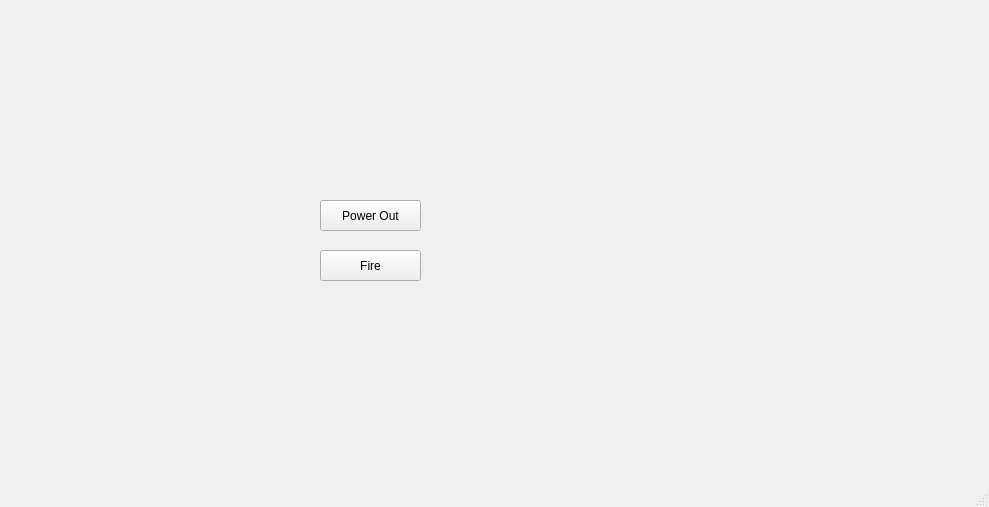
This is mainwindow.ui in mars-cadieux/elevator-simulator as Qt 5 draws it before an edit. The edited form follows.
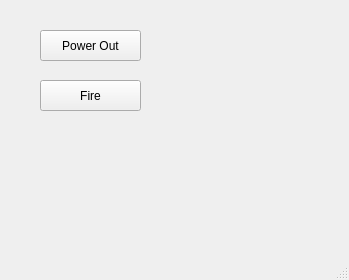
This is the edited form.

Diff of the .ui file:
```diff
--- a/mainwindow.ui
+++ b/mainwindow.ui
@@ -6,8 +6,8 @@
    <rect>
     <x>0</x>
     <y>0</y>
-    <width>989</width>
-    <height>507</height>
+    <width>349</width>
+    <height>280</height>
    </rect>
   </property>
   <property name="windowTitle">
@@ -17,8 +17,8 @@
    <widget class="QPushButton" name="powerOutButton">
     <property name="geometry">
      <rect>
-      <x>320</x>
-      <y>200</y>
+      <x>40</x>
+      <y>30</y>
       <width>101</width>
       <height>31</height>
      </rect>
@@ -30,8 +30,8 @@
    <widget class="QPushButton" name="fireButton">
     <property name="geometry">
      <rect>
-      <x>320</x>
-      <y>250</y>
+      <x>40</x>
+      <y>80</y>
       <width>101</width>
       <height>31</height>
      </rect>
```
Left out of the diff: 2 changed lines with no effect on the pictures.
